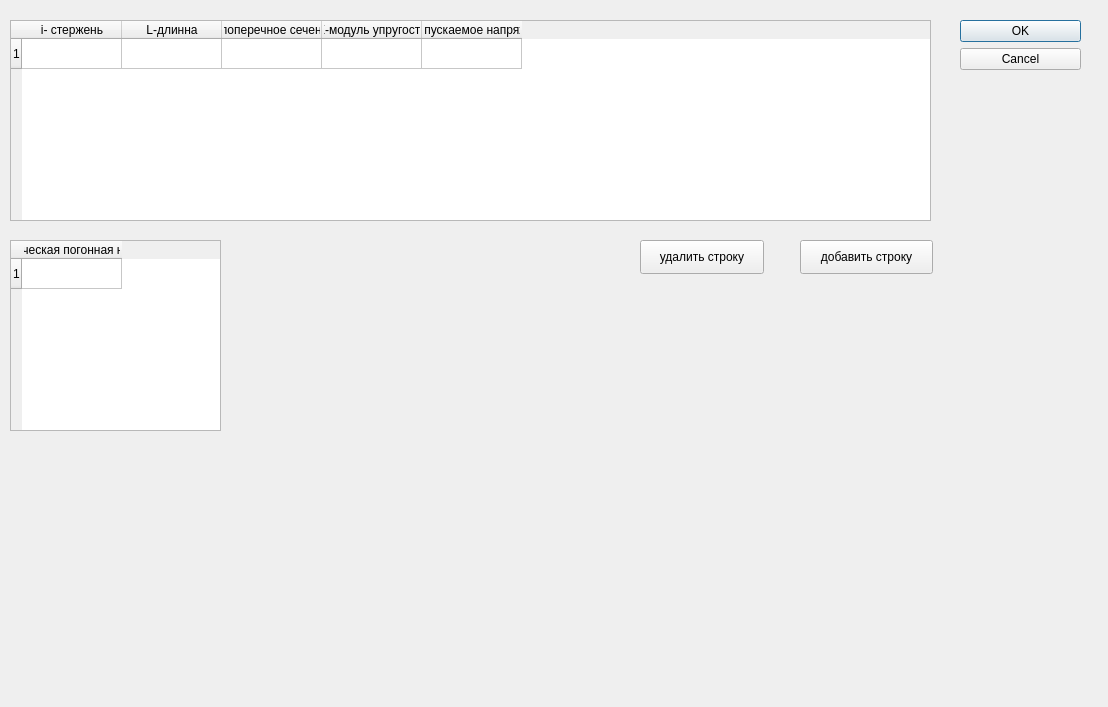
The window that preprocessor.ui (incub4/supr) describes before a commit, drawn with Qt 5.
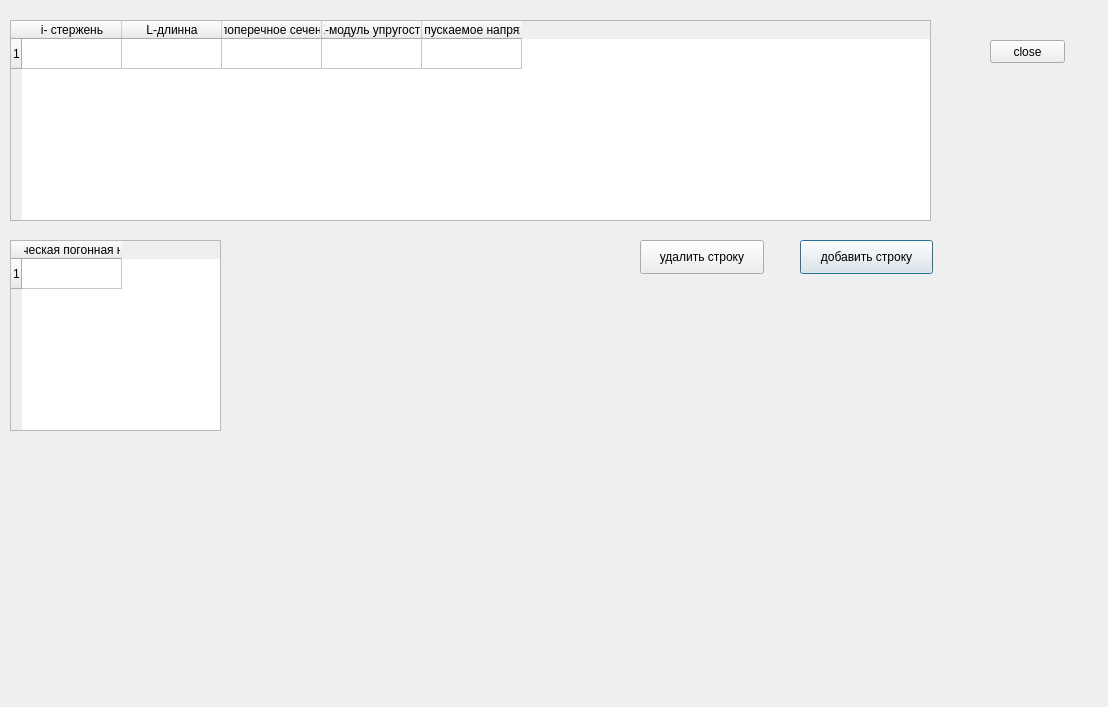
The same window after the commit.

```diff
--- a/preprocessor.ui
+++ b/preprocessor.ui
@@ -13,22 +13,6 @@
   <property name="windowTitle">
    <string>SUPR препроцессор</string>
   </property>
-  <widget class="QDialogButtonBox" name="buttonBox">
-   <property name="geometry">
-    <rect>
-     <x>960</x>
-     <y>20</y>
-     <width>121</width>
-     <height>241</height>
-    </rect>
-   </property>
-   <property name="orientation">
-    <enum>Qt::Vertical</enum>
-   </property>
-   <property name="standardButtons">
-    <set>QDialogButtonBox::Cancel|QDialogButtonBox::Ok</set>
-   </property>
-  </widget>
   <widget class="QTableWidget" name="table_kernel">
    <property name="geometry">
     <rect>
@@ -118,6 +102,19 @@
     </property>
    </column>
   </widget>
+  <widget class="QPushButton" name="PB_close">
+   <property name="geometry">
+    <rect>
+     <x>990</x>
+     <y>40</y>
+     <width>75</width>
+     <height>23</height>
+    </rect>
+   </property>
+   <property name="text">
+    <string>close</string>
+   </property>
+  </widget>
  </widget>
  <resources/>
  <connections>
```
Left out of the diff: 35 changed lines with no effect on the pictures.
